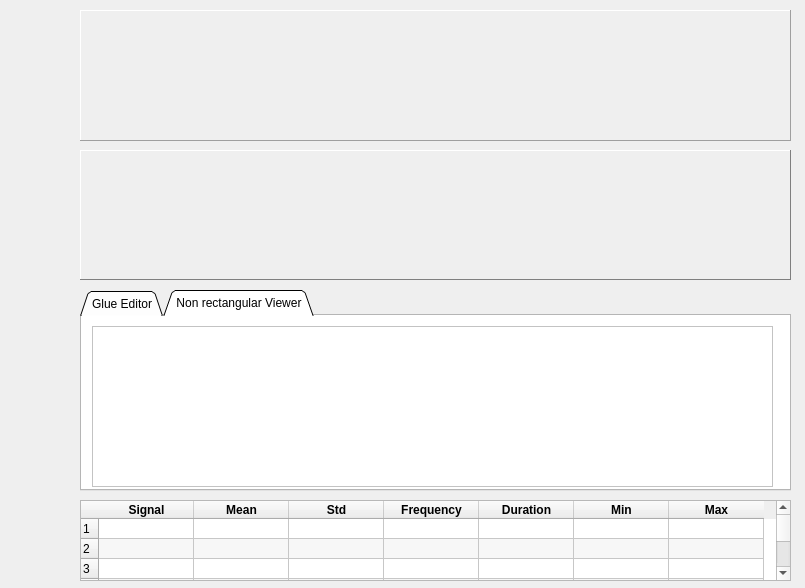
yasmine-msg79/Signal-Viewer, file UI/channel_viewer.ui: the form before one commit.
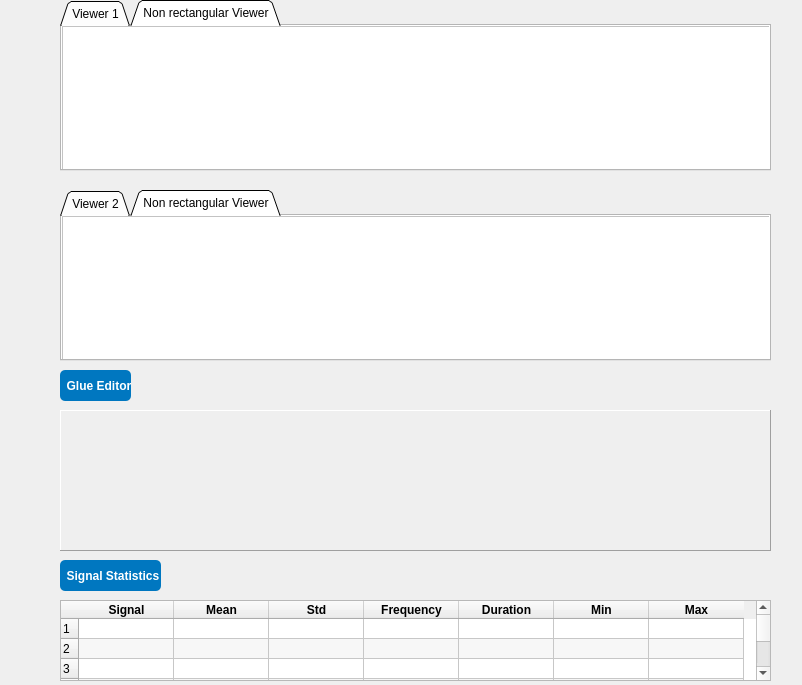
The form after the commit. The open tabs and pages were chosen to show the change.

What changed in the file:
```diff
--- a/UI/channel_viewer.ui
+++ b/UI/channel_viewer.ui
@@ -6,8 +6,8 @@
    <rect>
     <x>0</x>
     <y>0</y>
-    <width>805</width>
-    <height>588</height>
+    <width>802</width>
+    <height>685</height>
    </rect>
   </property>
   <property name="sizePolicy">
@@ -25,10 +25,10 @@
    </property>
    <property name="geometry">
     <rect>
-     <x>80</x>
-     <y>10</y>
+     <x>60</x>
+     <y>410</y>
      <width>711</width>
-     <height>131</height>
+     <height>141</height>
     </rect>
    </property>
    <property name="sizePolicy">
@@ -44,471 +44,13 @@
     <enum>QFrame::Raised</enum>
    </property>
   </widget>
-  <widget class="QFrame" name="cine_2">
+  <widget class="QTabWidget" name="viewer1">
    <property name="geometry">
     <rect>
-     <x>80</x>
-     <y>150</y>
+     <x>60</x>
+     <y>0</y>
      <width>711</width>
-     <height>130</height>
-    </rect>
-   </property>
-   <property name="palette">
-    <palette>
-     <active>
-      <colorrole role="WindowText">
-       <brush brushstyle="SolidPattern">
-        <color alpha="255">
-         <red>0</red>
-         <green>0</green>
-         <blue>0</blue>
-        </color>
-       </brush>
-      </colorrole>
-      <colorrole role="Button">
-       <brush brushstyle="SolidPattern">
-        <color alpha="255">
-         <red>255</red>
-         <green>255</green>
-         <blue>255</blue>
-        </color>
-       </brush>
-      </colorrole>
-      <colorrole role="Light">
-       <brush brushstyle="SolidPattern">
-        <color alpha="255">
-         <red>255</red>
-         <green>255</green>
-         <blue>255</blue>
-        </color>
-       </brush>
-      </colorrole>
-      <colorrole role="Midlight">
-       <brush brushstyle="SolidPattern">
-        <color alpha="255">
-         <red>255</red>
-         <green>255</green>
-         <blue>255</blue>
-        </color>
-       </brush>
-      </colorrole>
-      <colorrole role="Dark">
-       <brush brushstyle="SolidPattern">
-        <color alpha="255">
-         <red>127</red>
-         <green>127</green>
-         <blue>127</blue>
-        </color>
-       </brush>
-      </colorrole>
-      <colorrole role="Mid">
-       <brush brushstyle="SolidPattern">
-        <color alpha="255">
-         <red>170</red>
-         <green>170</green>
-         <blue>170</blue>
-        </color>
-       </brush>
-      </colorrole>
-      <colorrole role="Text">
-       <brush brushstyle="SolidPattern">
-        <color alpha="255">
-         <red>0</red>
-         <green>0</green>
-         <blue>0</blue>
-        </color>
-       </brush>
-      </colorrole>
-      <colorrole role="BrightText">
-       <brush brushstyle="SolidPattern">
-        <color alpha="255">
-         <red>255</red>
-         <green>255</green>
-         <blue>255</blue>
-        </color>
-       </brush>
-      </colorrole>
-      <colorrole role="ButtonText">
-       <brush brushstyle="SolidPattern">
-        <color alpha="255">
-         <red>0</red>
-         <green>0</green>
-         <blue>0</blue>
-        </color>
-       </brush>
-      </colorrole>
-      <colorrole role="Base">
-       <brush brushstyle="SolidPattern">
-        <color alpha="255">
-         <red>255</red>
-         <green>255</green>
-         <blue>255</blue>
-        </color>
-       </brush>
-      </colorrole>
-      <colorrole role="Window">
-       <brush brushstyle="SolidPattern">
-        <color alpha="255">
-         <red>255</red>
-         <green>255</green>
-         <blue>255</blue>
-        </color>
-       </brush>
-      </colorrole>
-      <colorrole role="Shadow">
-       <brush brushstyle="SolidPattern">
-        <color alpha="255">
-         <red>0</red>
-         <green>0</green>
-         <blue>0</blue>
-        </color>
-       </brush>
-      </colorrole>
-      <colorrole role="AlternateBase">
-       <brush brushstyle="SolidPattern">
-        <color alpha="255">
-         <red>255</red>
-         <green>255</green>
-         <blue>255</blue>
-        </color>
-       </brush>
-      </colorrole>
-      <colorrole role="ToolTipBase">
-       <brush brushstyle="SolidPattern">
-        <color alpha="255">
-         <red>255</red>
-         <green>255</green>
-         <blue>220</blue>
-        </color>
-       </brush>
-      </colorrole>
-      <colorrole role="ToolTipText">
-       <brush brushstyle="SolidPattern">
-        <color alpha="255">
-         <red>0</red>
-         <green>0</green>
-         <blue>0</blue>
-        </color>
-       </brush>
-      </colorrole>
-      <colorrole role="PlaceholderText">
-       <brush brushstyle="SolidPattern">
-        <color alpha="128">
-         <red>0</red>
-         <green>0</green>
-         <blue>0</blue>
-        </color>
-       </brush>
-      </colorrole>
-     </active>
-     <inactive>
-      <colorrole role="WindowText">
-       <brush brushstyle="SolidPattern">
-        <color alpha="255">
-         <red>0</red>
-         <green>0</green>
-         <blue>0</blue>
-        </color>
-       </brush>
-      </colorrole>
-      <colorrole role="Button">
-       <brush brushstyle="SolidPattern">
-        <color alpha="255">
-         <red>255</red>
-         <green>255</green>
-         <blue>255</blue>
-        </color>
-       </brush>
-      </colorrole>
-      <colorrole role="Light">
-       <brush brushstyle="SolidPattern">
-        <color alpha="255">
-         <red>255</red>
-         <green>255</green>
-         <blue>255</blue>
-        </color>
-       </brush>
-      </colorrole>
-      <colorrole role="Midlight">
-       <brush brushstyle="SolidPattern">
-        <color alpha="255">
-         <red>255</red>
-         <green>255</green>
-         <blue>255</blue>
-        </color>
-       </brush>
-      </colorrole>
-      <colorrole role="Dark">
-       <brush brushstyle="SolidPattern">
-        <color alpha="255">
-         <red>127</red>
-         <green>127</green>
-         <blue>127</blue>
-        </color>
-       </brush>
-      </colorrole>
-      <colorrole role="Mid">
-       <brush brushstyle="SolidPattern">
-        <color alpha="255">
-         <red>170</red>
-         <green>170</green>
-         <blue>170</blue>
-        </color>
-       </brush>
-      </colorrole>
-      <colorrole role="Text">
-       <brush brushstyle="SolidPattern">
-        <color alpha="255">
-         <red>0</red>
-         <green>0</green>
-         <blue>0</blue>
-        </color>
-       </brush>
-      </colorrole>
-      <colorrole role="BrightText">
-       <brush brushstyle="SolidPattern">
-        <color alpha="255">
-         <red>255</red>
-         <green>255</green>
-         <blue>255</blue>
-        </color>
-       </brush>
-      </colorrole>
-      <colorrole role="ButtonText">
-       <brush brushstyle="SolidPattern">
-        <color alpha="255">
-         <red>0</red>
-         <green>0</green>
-         <blue>0</blue>
-        </color>
-       </brush>
-      </colorrole>
-      <colorrole role="Base">
-       <brush brushstyle="SolidPattern">
-        <color alpha="255">
-         <red>255</red>
-         <green>255</green>
-         <blue>255</blue>
-        </color>
-       </brush>
-      </colorrole>
-      <colorrole role="Window">
-       <brush brushstyle="SolidPattern">
-        <color alpha="255">
-         <red>255</red>
-         <green>255</green>
-         <blue>255</blue>
-        </color>
-       </brush>
-      </colorrole>
-      <colorrole role="Shadow">
-       <brush brushstyle="SolidPattern">
-        <color alpha="255">
-         <red>0</red>
-         <green>0</green>
-         <blue>0</blue>
-        </color>
-       </brush>
-      </colorrole>
-      <colorrole role="AlternateBase">
-       <brush brushstyle="SolidPattern">
-        <color alpha="255">
-         <red>255</red>
-         <green>255</green>
-         <blue>255</blue>
-        </color>
-       </brush>
-      </colorrole>
-      <colorrole role="ToolTipBase">
-       <brush brushstyle="SolidPattern">
-        <color alpha="255">
-         <red>255</red>
-         <green>255</green>
-         <blue>220</blue>
-        </color>
-       </brush>
-      </colorrole>
-      <colorrole role="ToolTipText">
-       <brush brushstyle="SolidPattern">
-        <color alpha="255">
-         <red>0</red>
-         <green>0</green>
-         <blue>0</blue>
-        </color>
-       </brush>
-      </colorrole>
-      <colorrole role="PlaceholderText">
-       <brush brushstyle="SolidPattern">
-        <color alpha="128">
-         <red>0</red>
-         <green>0</green>
-         <blue>0</blue>
-        </color>
-       </brush>
-      </colorrole>
-     </inactive>
-     <disabled>
-      <colorrole role="WindowText">
-       <brush brushstyle="SolidPattern">
-        <color alpha="255">
-         <red>127</red>
-         <green>127</green>
-         <blue>127</blue>
-        </color>
-       </brush>
-      </colorrole>
-      <colorrole role="Button">
-       <brush brushstyle="SolidPattern">
-        <color alpha="255">
-         <red>255</red>
-         <green>255</green>
-         <blue>255</blue>
-        </color>
-       </brush>
-      </colorrole>
-      <colorrole role="Light">
-       <brush brushstyle="SolidPattern">
-        <color alpha="255">
-         <red>255</red>
-         <green>255</green>
-         <blue>255</blue>
-        </color>
-       </brush>
-      </colorrole>
-      <colorrole role="Midlight">
-       <brush brushstyle="SolidPattern">
-        <color alpha="255">
-         <red>255</red>
-         <green>255</green>
-         <blue>255</blue>
-        </color>
-       </brush>
-      </colorrole>
-      <colorrole role="Dark">
-       <brush brushstyle="SolidPattern">
-        <color alpha="255">
-         <red>127</red>
-         <green>127</green>
-         <blue>127</blue>
-        </color>
-       </brush>
-      </colorrole>
-      <colorrole role="Mid">
-       <brush brushstyle="SolidPattern">
-        <color alpha="255">
-         <red>170</red>
-         <green>170</green>
-         <blue>170</blue>
-        </color>
-       </brush>
-      </colorrole>
-      <colorrole role="Text">
-       <brush brushstyle="SolidPattern">
-        <color alpha="255">
-         <red>127</red>
-         <green>127</green>
-         <blue>127</blue>
-        </color>
-       </brush>
-      </colorrole>
-      <colorrole role="BrightText">
-       <brush brushstyle="SolidPattern">
-        <color alpha="255">
-         <red>255</red>
-         <green>255</green>
-         <blue>255</blue>
-        </color>
-       </brush>
-      </colorrole>
-      <colorrole role="ButtonText">
-       <brush brushstyle="SolidPattern">
-        <color alpha="255">
-         <red>127</red>
-         <green>127</green>
-         <blue>127</blue>
-        </color>
-       </brush>
-      </colorrole>
-      <colorrole role="Base">
-       <brush brushstyle="SolidPattern">
-        <color alpha="255">
-         <red>255</red>
-         <green>255</green>
-         <blue>255</blue>
-        </color>
-       </brush>
-      </colorrole>
-      <colorrole role="Window">
-       <brush brushstyle="SolidPattern">
-        <color alpha="255">
-         <red>255</red>
-         <green>255</green>
-         <blue>255</blue>
-        </color>
-       </brush>
-      </colorrole>
-      <colorrole role="Shadow">
-       <brush brushstyle="SolidPattern">
-        <color alpha="255">
-         <red>0</red>
-         <green>0</green>
-         <blue>0</blue>
-        </color>
-       </brush>
-      </colorrole>
-      <colorrole role="AlternateBase">
-       <brush brushstyle="SolidPattern">
-        <color alpha="255">
-         <red>255</red>
-         <green>255</green>
-         <blue>255</blue>
-        </color>
-       </brush>
-      </colorrole>
-      <colorrole role="ToolTipBase">
-       <brush brushstyle="SolidPattern">
-        <color alpha="255">
-         <red>255</red>
-         <green>255</green>
-         <blue>220</blue>
-        </color>
-       </brush>
-      </colorrole>
-      <colorrole role="ToolTipText">
-       <brush brushstyle="SolidPattern">
-        <color alpha="255">
-         <red>0</red>
-         <green>0</green>
-         <blue>0</blue>
-        </color>
-       </brush>
-      </colorrole>
-      <colorrole role="PlaceholderText">
-       <brush brushstyle="SolidPattern">
-        <color alpha="128">
-         <red>0</red>
-         <green>0</green>
-         <blue>0</blue>
-        </color>
-       </brush>
-      </colorrole>
-     </disabled>
-    </palette>
-   </property>
-   <property name="frameShape">
-    <enum>QFrame::Panel</enum>
-   </property>
-   <property name="frameShadow">
-    <enum>QFrame::Raised</enum>
-   </property>
-  </widget>
-  <widget class="QTabWidget" name="tabWidget">
-   <property name="geometry">
-    <rect>
-     <x>80</x>
-     <y>290</y>
-     <width>711</width>
-     <height>201</height>
+     <height>171</height>
     </rect>
    </property>
    <property name="palette">
@@ -965,9 +507,9 @@
      <height>25</height>
     </size>
    </property>
-   <widget class="QWidget" name="Glue Editor">
+   <widget class="QWidget" name="Viewer1">
     <attribute name="title">
-     <string>Glue Editor</string>
+     <string>Viewer 1</string>
     </attribute>
     <widget class="QFrame" name="cine_glue">
      <property name="geometry">
@@ -993,10 +535,10 @@
     <widget class="QFrame" name="cine_polar">
      <property name="geometry">
       <rect>
-       <x>10</x>
-       <y>10</y>
-       <width>681</width>
-       <height>161</height>
+       <x>0</x>
+       <y>0</y>
+       <width>711</width>
+       <height>151</height>
       </rect>
      </property>
      <property name="frameShape">
@@ -1011,8 +553,8 @@
   <widget class="QTableWidget" name="Statistics">
    <property name="geometry">
     <rect>
-     <x>80</x>
-     <y>500</y>
+     <x>60</x>
+     <y>600</y>
      <width>711</width>
      <height>81</height>
     </rect>
@@ -1162,6 +704,564 @@
     </property>
    </column>
   </widget>
+  <widget class="QTabWidget" name="viewer2">
+   <property name="geometry">
+    <rect>
+     <x>60</x>
+     <y>190</y>
+     <width>711</width>
+     <height>171</height>
+    </rect>
+   </property>
+   <property name="palette">
+    <palette>
+     <active>
+      <colorrole role="WindowText">
+       <brush brushstyle="SolidPattern">
+        <color alpha="255">
+         <red>0</red>
+         <green>0</green>
+         <blue>0</blue>
+        </color>
+       </brush>
+      </colorrole>
+      <colorrole role="Button">
+       <brush brushstyle="SolidPattern">
+        <color alpha="255">
+         <red>253</red>
+         <green>253</green>
+         <blue>253</blue>
+        </color>
+       </brush>
+      </colorrole>
+      <colorrole role="Light">
+       <brush brushstyle="SolidPattern">
+        <color alpha="255">
+         <red>255</red>
+         <green>255</green>
+         <blue>255</blue>
+        </color>
+       </brush>
+      </colorrole>
+      <colorrole role="Midlight">
+       <brush brushstyle="SolidPattern">
+        <color alpha="255">
+         <red>254</red>
+         <green>254</green>
+         <blue>254</blue>
+        </color>
+       </brush>
+      </colorrole>
+      <colorrole role="Dark">
+       <brush brushstyle="SolidPattern">
+        <color alpha="255">
+         <red>126</red>
+         <green>126</green>
+         <blue>126</blue>
+        </color>
+       </brush>
+      </colorrole>
+      <colorrole role="Mid">
+       <brush brushstyle="SolidPattern">
+        <color alpha="255">
+         <red>169</red>
+         <green>169</green>
+         <blue>169</blue>
+        </color>
+       </brush>
+      </colorrole>
+      <colorrole role="Text">
+       <brush brushstyle="SolidPattern">
+        <color alpha="255">
+         <red>0</red>
+         <green>0</green>
+         <blue>0</blue>
+        </color>
+       </brush>
+      </colorrole>
+      <colorrole role="BrightText">
+       <brush brushstyle="SolidPattern">
+        <color alpha="255">
+         <red>255</red>
+         <green>255</green>
+         <blue>255</blue>
+        </color>
+       </brush>
+      </colorrole>
+      <colorrole role="ButtonText">
+       <brush brushstyle="SolidPattern">
+        <color alpha="255">
+         <red>0</red>
+         <green>0</green>
+         <blue>0</blue>
+        </color>
+       </brush>
+      </colorrole>
+      <colorrole role="Base">
+       <brush brushstyle="SolidPattern">
+        <color alpha="255">
+         <red>255</red>
+         <green>255</green>
+         <blue>255</blue>
+        </color>
+       </brush>
+      </colorrole>
+      <colorrole role="Window">
+       <brush brushstyle="SolidPattern">
+        <color alpha="255">
+         <red>253</red>
+         <green>253</green>
+         <blue>253</blue>
+        </color>
+       </brush>
+      </colorrole>
+      <colorrole role="Shadow">
+       <brush brushstyle="SolidPattern">
+        <color alpha="255">
+         <red>0</red>
+         <green>0</green>
+         <blue>0</blue>
+        </color>
+       </brush>
+      </colorrole>
+      <colorrole role="AlternateBase">
+       <brush brushstyle="SolidPattern">
+        <color alpha="255">
+         <red>254</red>
+         <green>254</green>
+         <blue>254</blue>
+        </color>
+       </brush>
+      </colorrole>
+      <colorrole role="ToolTipBase">
+       <brush brushstyle="SolidPattern">
+        <color alpha="255">
+         <red>255</red>
+         <green>255</green>
+         <blue>220</blue>
+        </color>
+       </brush>
+      </colorrole>
+      <colorrole role="ToolTipText">
+       <brush brushstyle="SolidPattern">
+        <color alpha="255">
+         <red>0</red>
+         <green>0</green>
+         <blue>0</blue>
+        </color>
+       </brush>
+      </colorrole>
+      <colorrole role="PlaceholderText">
+       <brush brushstyle="SolidPattern">
+        <color alpha="128">
+         <red>0</red>
+         <green>0</green>
+         <blue>0</blue>
+        </color>
+       </brush>
+      </colorrole>
+     </active>
+     <inactive>
+      <colorrole role="WindowText">
+       <brush brushstyle="SolidPattern">
+        <color alpha="255">
+         <red>0</red>
+         <green>0</green>
+         <blue>0</blue>
+        </color>
+       </brush>
+      </colorrole>
+      <colorrole role="Button">
+       <brush brushstyle="SolidPattern">
+        <color alpha="255">
+         <red>253</red>
+         <green>253</green>
+         <blue>253</blue>
+        </color>
+       </brush>
+      </colorrole>
+      <colorrole role="Light">
+       <brush brushstyle="SolidPattern">
+        <color alpha="255">
+         <red>255</red>
+         <green>255</green>
+         <blue>255</blue>
+        </color>
+       </brush>
+      </colorrole>
+      <colorrole role="Midlight">
+       <brush brushstyle="SolidPattern">
+        <color alpha="255">
+         <red>254</red>
+         <green>254</green>
+         <blue>254</blue>
+        </color>
+       </brush>
+      </colorrole>
+      <colorrole role="Dark">
+       <brush brushstyle="SolidPattern">
+        <color alpha="255">
+         <red>126</red>
+         <green>126</green>
+         <blue>126</blue>
+        </color>
+       </brush>
+      </colorrole>
+      <colorrole role="Mid">
+       <brush brushstyle="SolidPattern">
+        <color alpha="255">
+         <red>169</red>
+         <green>169</green>
+         <blue>169</blue>
+        </color>
+       </brush>
+      </colorrole>
+      <colorrole role="Text">
+       <brush brushstyle="SolidPattern">
+        <color alpha="255">
+         <red>0</red>
+         <green>0</green>
+         <blue>0</blue>
+        </color>
+       </brush>
+      </colorrole>
+      <colorrole role="BrightText">
+       <brush brushstyle="SolidPattern">
+        <color alpha="255">
+         <red>255</red>
+         <green>255</green>
+         <blue>255</blue>
+        </color>
+       </brush>
+      </colorrole>
+      <colorrole role="ButtonText">
+       <brush brushstyle="SolidPattern">
+        <color alpha="255">
+         <red>0</red>
+         <green>0</green>
+         <blue>0</blue>
+        </color>
+       </brush>
+      </colorrole>
+      <colorrole role="Base">
+       <brush brushstyle="SolidPattern">
+        <color alpha="255">
+         <red>255</red>
+         <green>255</green>
+         <blue>255</blue>
+        </color>
+       </brush>
+      </colorrole>
+      <colorrole role="Window">
+       <brush brushstyle="SolidPattern">
+        <color alpha="255">
+         <red>253</red>
+         <green>253</green>
+         <blue>253</blue>
+        </color>
+       </brush>
+      </colorrole>
+      <colorrole role="Shadow">
+       <brush brushstyle="SolidPattern">
+        <color alpha="255">
+         <red>0</red>
+         <green>0</green>
+         <blue>0</blue>
+        </color>
+       </brush>
+      </colorrole>
+      <colorrole role="AlternateBase">
+       <brush brushstyle="SolidPattern">
+        <color alpha="255">
+         <red>254</red>
+         <green>254</green>
+         <blue>254</blue>
+        </color>
+       </brush>
+      </colorrole>
+      <colorrole role="ToolTipBase">
+       <brush brushstyle="SolidPattern">
+        <color alpha="255">
+         <red>255</red>
+         <green>255</green>
+         <blue>220</blue>
+        </color>
+       </brush>
+      </colorrole>
+      <colorrole role="ToolTipText">
+       <brush brushstyle="SolidPattern">
+        <color alpha="255">
+         <red>0</red>
+         <green>0</green>
+         <blue>0</blue>
+        </color>
+       </brush>
+      </colorrole>
+      <colorrole role="PlaceholderText">
+       <brush brushstyle="SolidPattern">
+        <color alpha="128">
+         <red>0</red>
+         <green>0</green>
+         <blue>0</blue>
+        </color>
+       </brush>
+      </colorrole>
+     </inactive>
+     <disabled>
+      <colorrole role="WindowText">
+       <brush brushstyle="SolidPattern">
+        <color alpha="255">
+         <red>126</red>
+         <green>126</green>
+         <blue>126</blue>
+        </color>
+       </brush>
+      </colorrole>
+      <colorrole role="Button">
+       <brush brushstyle="SolidPattern">
+        <color alpha="255">
+         <red>253</red>
+         <green>253</green>
+         <blue>253</blue>
+        </color>
+       </brush>
+      </colorrole>
+      <colorrole role="Light">
+       <brush brushstyle="SolidPattern">
+        <color alpha="255">
+         <red>255</red>
+         <green>255</green>
+         <blue>255</blue>
+        </color>
+       </brush>
+      </colorrole>
+      <colorrole role="Midlight">
+       <brush brushstyle="SolidPattern">
+        <color alpha="255">
+         <red>254</red>
+         <green>254</green>
+         <blue>254</blue>
+        </color>
+       </brush>
+      </colorrole>
+      <colorrole role="Dark">
+       <brush brushstyle="SolidPattern">
+        <color alpha="255">
+         <red>126</red>
+         <green>126</green>
+         <blue>126</blue>
+        </color>
+       </brush>
+      </colorrole>
+      <colorrole role="Mid">
+       <brush brushstyle="SolidPattern">
+        <color alpha="255">
+         <red>169</red>
+         <green>169</green>
+         <blue>169</blue>
+        </color>
+       </brush>
+      </colorrole>
+      <colorrole role="Text">
+       <brush brushstyle="SolidPattern">
+        <color alpha="255">
+         <red>126</red>
+         <green>126</green>
+         <blue>126</blue>
+        </color>
+       </brush>
+      </colorrole>
+      <colorrole role="BrightText">
+       <brush brushstyle="SolidPattern">
+        <color alpha="255">
+         <red>255</red>
+         <green>255</green>
+         <blue>255</blue>
+        </color>
+       </brush>
+      </colorrole>
+      <colorrole role="ButtonText">
+       <brush brushstyle="SolidPattern">
+        <color alpha="255">
+         <red>126</red>
+         <green>126</green>
+         <blue>126</blue>
+        </color>
+       </brush>
+      </colorrole>
+      <colorrole role="Base">
+       <brush brushstyle="SolidPattern">
+        <color alpha="255">
+         <red>253</red>
+         <green>253</green>
+         <blue>253</blue>
+        </color>
+       </brush>
+      </colorrole>
+      <colorrole role="Window">
+       <brush brushstyle="SolidPattern">
+        <color alpha="255">
+         <red>253</red>
+         <green>253</green>
+         <blue>253</blue>
+        </color>
+       </brush>
+      </colorrole>
+      <colorrole role="Shadow">
+       <brush brushstyle="SolidPattern">
+        <color alpha="255">
+         <red>0</red>
+         <green>0</green>
+         <blue>0</blue>
+        </color>
+       </brush>
+      </colorrole>
+      <colorrole role="AlternateBase">
+       <brush brushstyle="SolidPattern">
+        <color alpha="255">
+         <red>253</red>
+         <green>253</green>
+         <blue>253</blue>
+        </color>
+       </brush>
+      </colorrole>
+      <colorrole role="ToolTipBase">
+       <brush brushstyle="SolidPattern">
+        <color alpha="255">
+         <red>255</red>
+         <green>255</green>
+         <blue>220</blue>
+        </color>
+       </brush>
+      </colorrole>
+      <colorrole role="ToolTipText">
+       <brush brushstyle="SolidPattern">
+        <color alpha="255">
+         <red>0</red>
+         <green>0</green>
+         <blue>0</blue>
+        </color>
+       </brush>
+      </colorrole>
+      <colorrole role="PlaceholderText">
+       <brush brushstyle="SolidPattern">
+        <color alpha="128">
+         <red>0</red>
+         <green>0</green>
+         <blue>0</blue>
+        </color>
+       </brush>
+      </colorrole>
+     </disabled>
+    </palette>
+   </property>
+   <property name="tabShape">
+    <enum>QTabWidget::Triangular</enum>
+   </property>
+   <property name="currentIndex">
+    <number>1</number>
+   </property>
+   <property name="iconSize">
+    <size>
+     <width>25</width>
+     <height>25</height>
+    </size>
+   </property>
+   <widget class="QWidget" name="Viewer2">
+    <attribute name="title">
+     <string>Viewer 2</string>
+    </attribute>
+    <widget class="QFrame" name="graph2">
+     <property name="geometry">
+      <rect>
+       <x>0</x>
+       <y>0</y>
+       <width>711</width>
+       <height>151</height>
+      </rect>
+     </property>
+     <property name="frameShape">
+      <enum>QFrame::Panel</enum>
+     </property>
+     <property name="frameShadow">
+      <enum>QFrame::Raised</enum>
+     </property>
+    </widget>
+   </widget>
+   <widget class="QWidget" name="NonRectangular_2">
+    <attribute name="title">
+     <string>Non rectangular Viewer</string>
+    </attribute>
+    <widget class="QFrame" name="polar2">
+     <property name="geometry">
+      <rect>
+       <x>0</x>
+       <y>0</y>
+       <width>711</width>
+       <height>151</height>
+      </rect>
+     </property>
+     <property name="frameShape">
+      <enum>QFrame::StyledPanel</enum>
+     </property>
+     <property name="frameShadow">
+      <enum>QFrame::Raised</enum>
+     </property>
+    </widget>
+   </widget>
+  </widget>
+  <widget class="QLabel" name="label">
+   <property name="geometry">
+    <rect>
+     <x>60</x>
+     <y>370</y>
+     <width>71</width>
+     <height>31</height>
+    </rect>
+   </property>
+   <property name="styleSheet">
+    <string notr="true">color: white;
+background-color: #0077c0;
+border-radius: 5px;
+font-weight: bold;
+height: 30px;</string>
+   </property>
+   <property name="frameShape">
+    <enum>QFrame::StyledPanel</enum>
+   </property>
+   <property name="frameShadow">
+    <enum>QFrame::Raised</enum>
+   </property>
+   <property name="text">
+    <string>  Glue Editor</string>
+   </property>
+  </widget>
+  <widget class="QLabel" name="label_2">
+   <property name="geometry">
+    <rect>
+     <x>60</x>
+     <y>560</y>
+     <width>101</width>
+     <height>31</height>
+    </rect>
+   </property>
+   <property name="styleSheet">
+    <string notr="true">color: white;
+background-color: #0077c0;
+border-radius: 5px;
+font-weight: bold;
+height: 30px;</string>
+   </property>
+   <property name="frameShape">
+    <enum>QFrame::StyledPanel</enum>
+   </property>
+   <property name="frameShadow">
+    <enum>QFrame::Raised</enum>
+   </property>
+   <property name="text">
+    <string>  Signal Statistics</string>
+   </property>
+  </widget>
  </widget>
  <resources/>
  <connections/>
```
Left out of the diff: 8 changed lines with no effect on the pictures.
